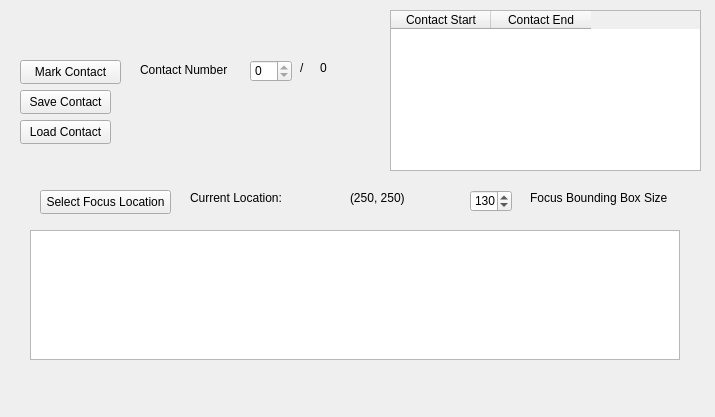
This is src/WhiskerToolbox/Whisker_Widget/contact_widget.ui in paulmthompson/WhiskerToolbox as Qt 5 draws it before an edit. The edited form follows.
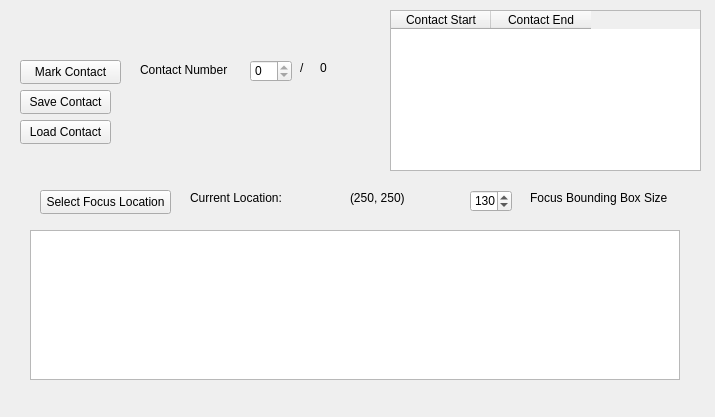
This is the edited form.

What changed in the file:
```diff
--- a/src/WhiskerToolbox/Whisker_Widget/contact_widget.ui
+++ b/src/WhiskerToolbox/Whisker_Widget/contact_widget.ui
@@ -78,7 +78,7 @@
      <x>30</x>
      <y>230</y>
      <width>650</width>
-     <height>130</height>
+     <height>150</height>
     </rect>
    </property>
    <property name="verticalScrollBarPolicy">
```
